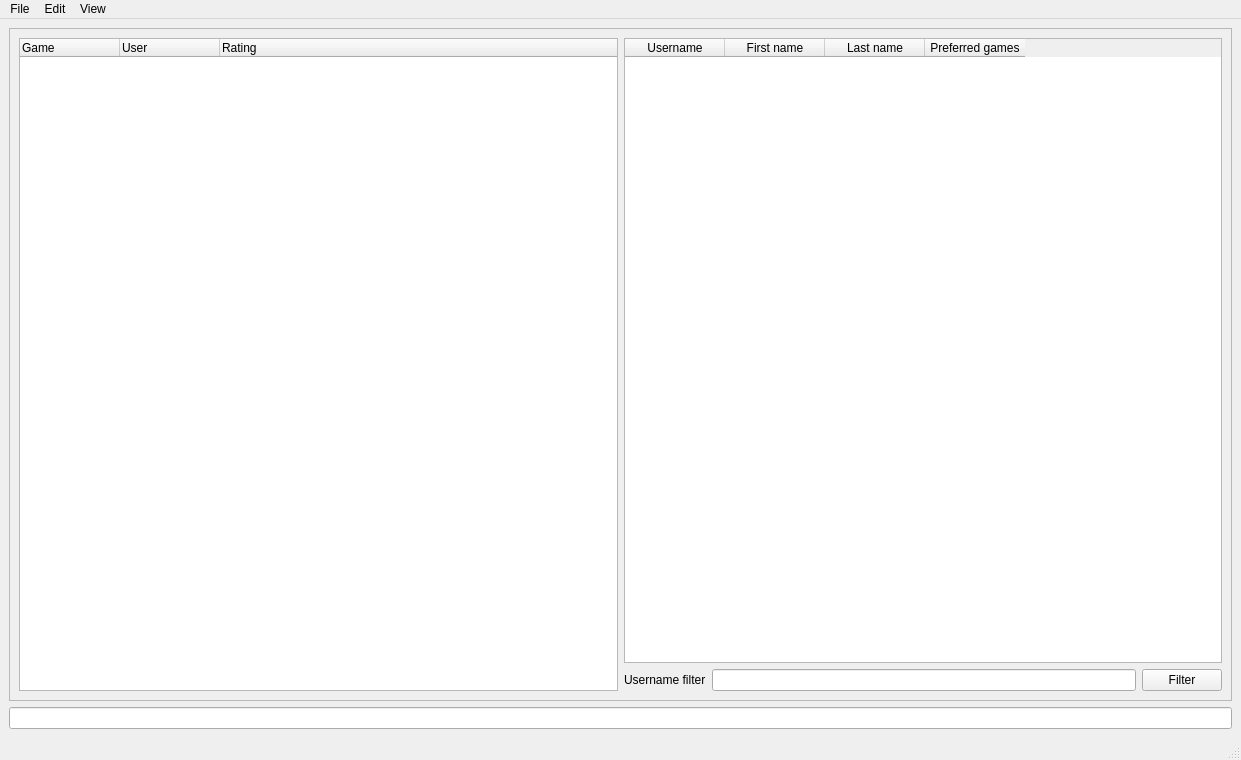
Above: Match-maker/main_wnd.ui from sargisb74/SiemensTest before the change. Below: the same form after it.
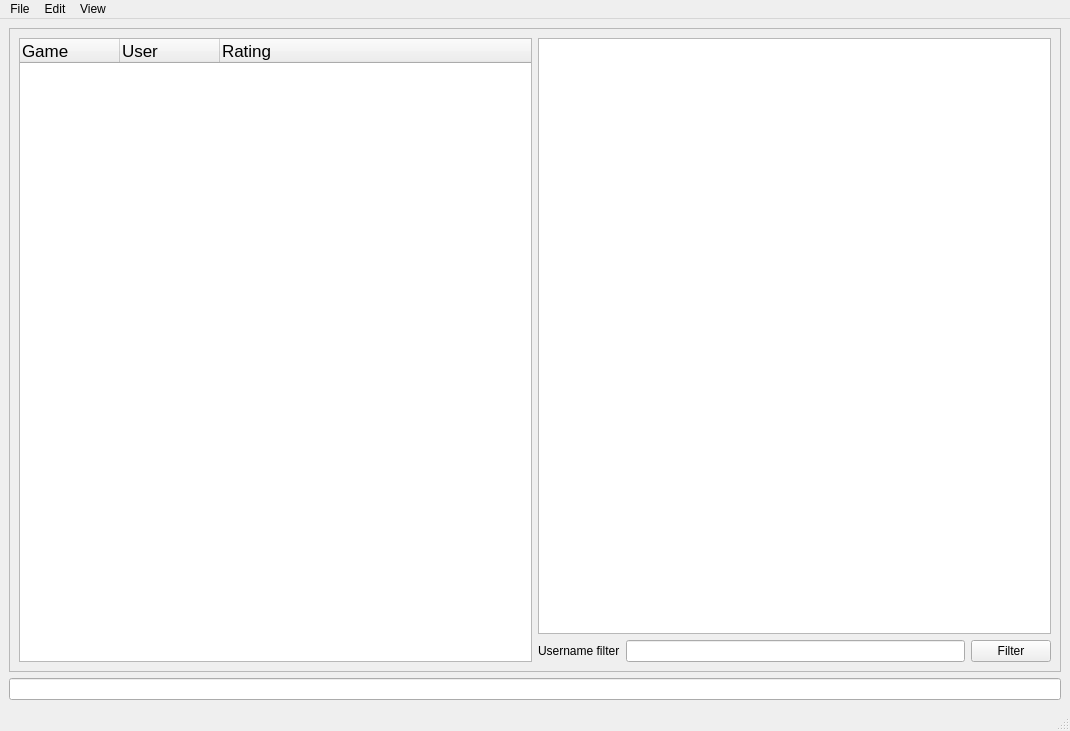
That is the form after the change.

Commit message: Model/view used for the users table.

```diff
--- a/Match-maker/main_wnd.ui
+++ b/Match-maker/main_wnd.ui
@@ -6,8 +6,8 @@
    <rect>
     <x>0</x>
     <y>0</y>
-    <width>1241</width>
-    <height>760</height>
+    <width>1070</width>
+    <height>731</height>
    </rect>
   </property>
   <property name="contextMenuPolicy">
@@ -31,56 +31,57 @@
         <layout class="QHBoxLayout" name="horizontalLayout_3">
          <item>
           <widget class="QTreeWidget" name="treeWidget">
+           <attribute name="headerCascadingSectionResizes">
+            <bool>true</bool>
+           </attribute>
+           <attribute name="headerMinimumSectionSize">
+            <number>19</number>
+           </attribute>
+           <attribute name="headerDefaultSectionSize">
+            <number>100</number>
+           </attribute>
            <column>
             <property name="text">
              <string notr="true">Game</string>
             </property>
+            <property name="font">
+             <font>
+              <pointsize>13</pointsize>
+             </font>
+            </property>
            </column>
            <column>
             <property name="text">
              <string>User</string>
             </property>
+            <property name="font">
+             <font>
+              <pointsize>13</pointsize>
+             </font>
+            </property>
            </column>
            <column>
             <property name="text">
              <string>Rating</string>
             </property>
+            <property name="font">
+             <font>
+              <pointsize>13</pointsize>
+             </font>
+            </property>
            </column>
           </widget>
          </item>
          <item>
           <layout class="QVBoxLayout" name="verticalLayout">
            <item>
-            <widget class="QTableWidget" name="tableWidget">
-             <property name="verticalScrollBarPolicy">
-              <enum>Qt::ScrollBarAsNeeded</enum>
+            <widget class="QTableView" name="tableView">
+             <property name="selectionMode">
+              <enum>QAbstractItemView::SingleSelection</enum>
              </property>
-             <property name="columnCount">
-              <number>4</number>
+             <property name="selectionBehavior">
+              <enum>QAbstractItemView::SelectRows</enum>
              </property>
-             <attribute name="verticalHeaderDefaultSectionSize">
-              <number>30</number>
-             </attribute>
-             <column>
-              <property name="text">
-               <string>Username</string>
-              </property>
-             </column>
-             <column>
-              <property name="text">
-               <string>First name</string>
-              </property>
-             </column>
-             <column>
-              <property name="text">
-               <string>Last name</string>
-              </property>
-             </column>
-             <column>
-              <property name="text">
-               <string>Preferred games</string>
-              </property>
-             </column>
             </widget>
            </item>
            <item>
@@ -115,36 +116,14 @@
      <widget class="QLineEdit" name="status_line_edit"/>
     </item>
    </layout>
-   <widget class="QWidget" name="">
-    <property name="geometry">
-     <rect>
-      <x>0</x>
-      <y>0</y>
-      <width>2</width>
-      <height>2</height>
-     </rect>
-    </property>
-    <layout class="QVBoxLayout" name="verticalLayout_2"/>
-   </widget>
-   <widget class="QWidget" name="">
-    <property name="geometry">
-     <rect>
-      <x>0</x>
-      <y>0</y>
-      <width>2</width>
-      <height>2</height>
-     </rect>
-    </property>
-    <layout class="QVBoxLayout" name="verticalLayout_3"/>
-   </widget>
   </widget>
   <widget class="QMenuBar" name="menubar">
    <property name="geometry">
     <rect>
      <x>0</x>
      <y>0</y>
-     <width>1241</width>
-     <height>24</height>
+     <width>1070</width>
+     <height>37</height>
     </rect>
    </property>
    <widget class="QMenu" name="menuFile">
```
Left out of the diff: 6 changed lines with no effect on the pictures. The commit also changes 14 other files.
